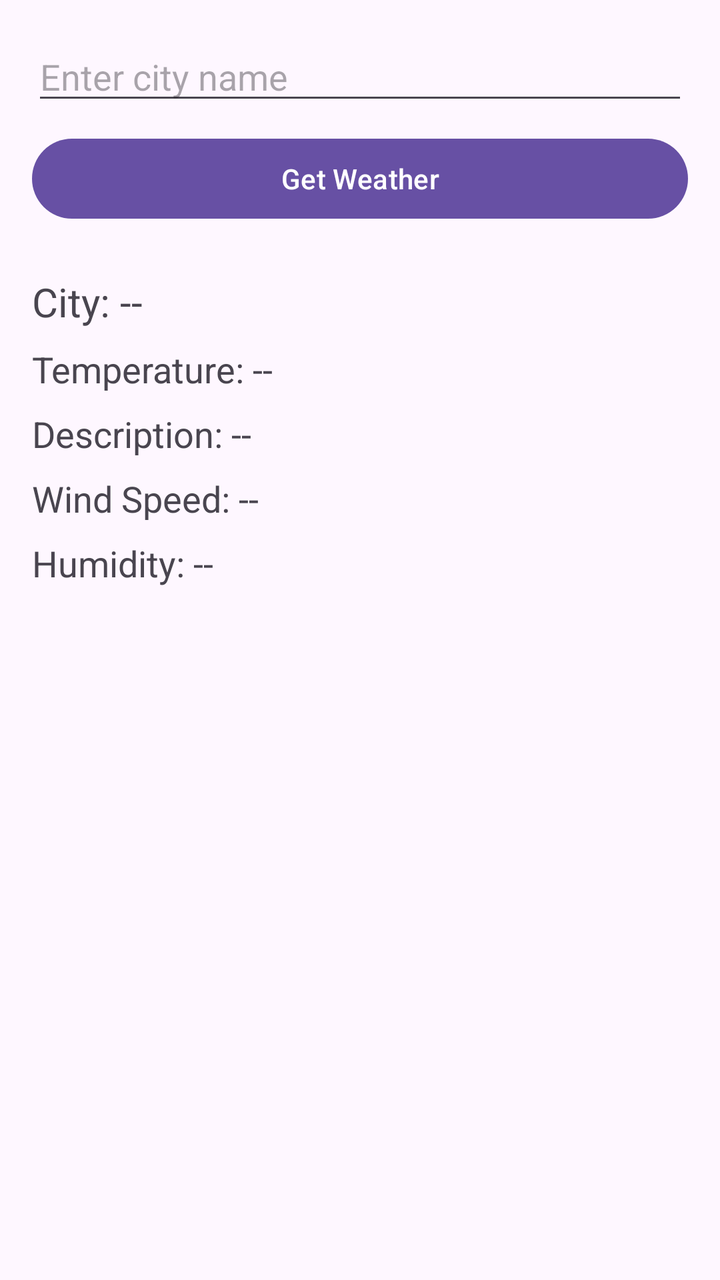
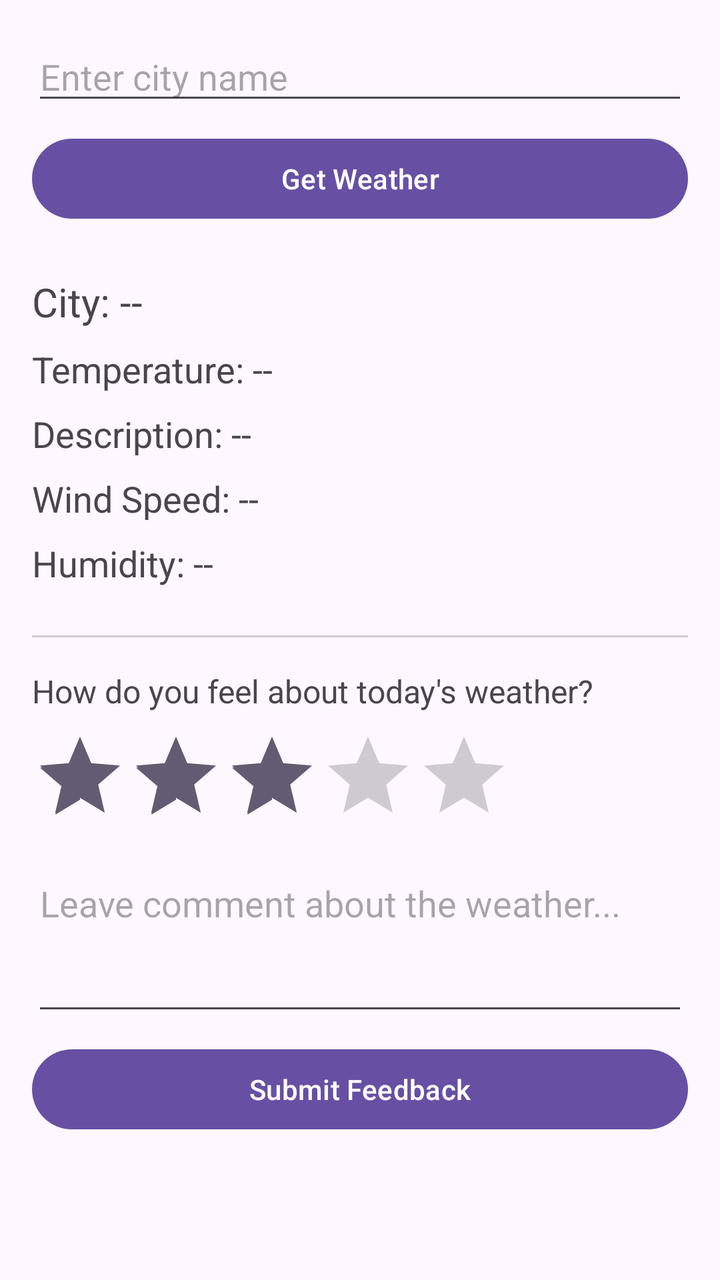

An Android layout rendered at two revisions. The XML below is the earlier revision; the diff shows what the commit changed to produce the second picture.
<!-- AndroidManifest.xml: application theme Theme.WeatherApp -->
<!-- res/layout/activity_main.xml -->
<?xml version="1.0" encoding="utf-8"?>
<LinearLayout xmlns:android="http://schemas.android.com/apk/res/android"
    android:layout_width="match_parent"
    android:layout_height="match_parent"
    android:orientation="vertical"
    android:padding="16dp">

    <EditText
        android:id="@+id/etCity"
        android:layout_width="match_parent"
        android:layout_height="wrap_content"
        android:hint="Enter city name"
        android:inputType="textCapWords" />

    <Button
        android:id="@+id/btnGetWeather"
        android:layout_width="match_parent"
        android:layout_height="wrap_content"
        android:text="Get Weather"
        android:layout_marginTop="8dp" />

    <TextView
        android:id="@+id/tvCity"
        android:layout_width="match_parent"
        android:layout_height="wrap_content"
        android:text="City: --"
        android:textSize="20sp"
        android:layout_marginTop="24dp" />

    <TextView
        android:id="@+id/tvTemperature"
        android:layout_width="match_parent"
        android:layout_height="wrap_content"
        android:text="Temperature: --"
        android:textSize="18sp"
        android:layout_marginTop="8dp" />

    <TextView
        android:id="@+id/tvDescription"
        android:layout_width="match_parent"
        android:layout_height="wrap_content"
        android:text="Description: --"
        android:textSize="18sp"
        android:layout_marginTop="8dp" />

    <TextView
        android:id="@+id/tvWindSpeed"
        android:layout_width="match_parent"
        android:layout_height="wrap_content"
        android:text="Wind Speed: --"
        android:textSize="18sp"
        android:layout_marginTop="8dp" />

    <TextView
        android:id="@+id/tvHumidity"
        android:layout_width="match_parent"
        android:layout_height="wrap_content"
        android:text="Humidity: --"
        android:textSize="18sp"
        android:layout_marginTop="8dp" />

</LinearLayout>
<!-- resources referenced by this layout -->
<resources>
  <style name="Theme.WeatherApp" parent="Base.Theme.WeatherApp" />
  <style name="Base.Theme.WeatherApp" parent="Theme.Material3.DayNight.NoActionBar">
          
          
      </style>
</resources>

<!-- the commit's change to res/layout/activity_main.xml (unified diff, before → after) -->
@@ -59,4 +59,53 @@
         android:textSize="18sp"
         android:layout_marginTop="8dp" />
 
+    
+    <View
+        android:layout_width="match_parent"
+        android:layout_height="1dp"
+        android:background="#CCCCCC"
+        android:layout_marginTop="24dp"
+        android:layout_marginBottom="16dp"/>
+
+    
+    <TextView
+        android:layout_width="match_parent"
+        android:layout_height="wrap_content"
+        android:text="How do you feel about today's weather?"
+        android:textSize="16sp" />
+
+    <RatingBar
+        android:id="@+id/ratingBar"
+        android:layout_width="wrap_content"
+        android:layout_height="wrap_content"
+        android:numStars="5"
+        android:rating = "3"
+        android:stepSize="1"
+        android:layout_marginTop="8dp"/>
+
+    <EditText
+        android:id="@+id/etComment"
+        android:layout_width="match_parent"
+        android:layout_height="wrap_content"
+        android:hint="Leave comment about the weather..."
+        android:inputType="textMultiLine"
+        android:lines="3"
+        android:gravity="top"
+        android:layout_marginTop="8dp"/>
+
+    <Button
+        android:id="@+id/btnSubmitFeedback"
+        android:layout_width="match_parent"
+        android:layout_height="wrap_content"
+        android:text="Submit Feedback"
+        android:layout_marginTop="8dp" />
+
+    <TextView
+        android:id="@+id/tvFeedbackResult"
+        android:layout_width="match_parent"
+        android:layout_height="wrap_content"
+        android:text=""
+        android:textSize="14sp"
+        android:layout_marginTop="8dp"/>
+
 </LinearLayout>
